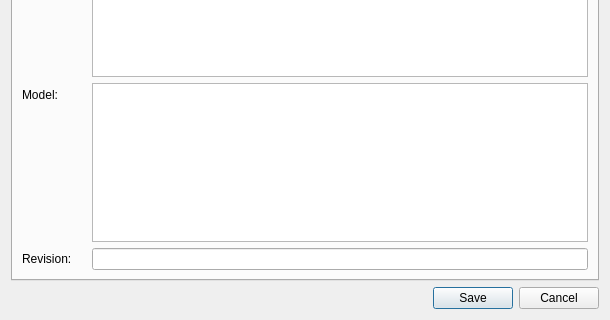
boucaron/ACTA_Gamma, file acta_gamma/ui/modelDialog.ui: the form before one commit; both pictures show x 0 to 610 and y 286 to 606 of the 610 by 606 pixel window.
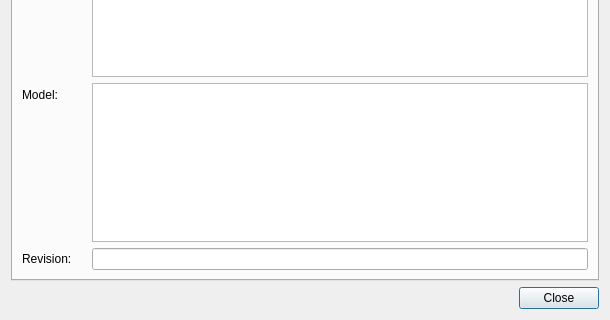
The form after the commit.

Commit message:
ui: dialogs are read-only viewers, show only Close button
No new/modify actions exist yet, so drop the Ok/Cancel/Save buttons
from the context/execution/model/skill dialogs and leave a single
Close button (Save was shown but unreachable in any code path).

Diff of the .ui file:
```diff
--- a/acta_gamma/ui/modelDialog.ui
+++ b/acta_gamma/ui/modelDialog.ui
@@ -170,7 +170,7 @@
    <item>
     <widget class="QDialogButtonBox" name="buttonBox">
      <property name="standardButtons">
-      <set>QDialogButtonBox::StandardButton::Cancel|QDialogButtonBox::StandardButton::Save</set>
+      <set>QDialogButtonBox::StandardButton::Close</set>
      </property>
     </widget>
    </item>
```
The commit also changes 3 other files.
